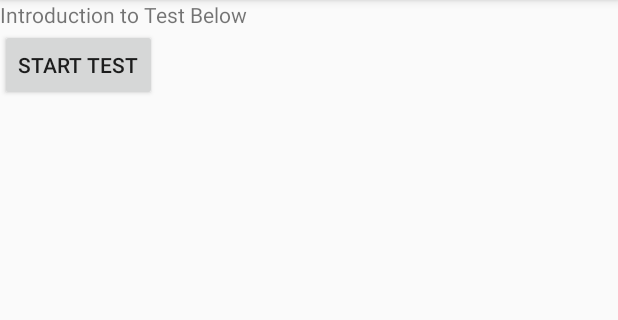
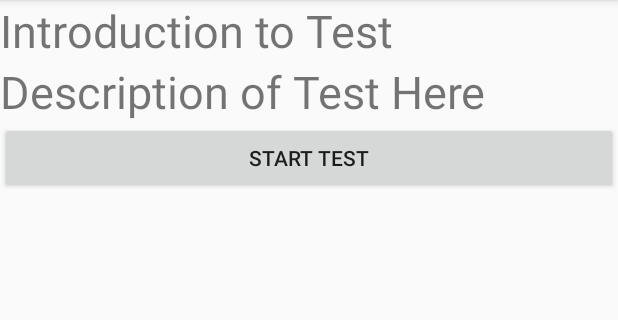
Before and after one commit to annae44/FallDetect, an Android app: the IntroductionActivity screen opened directly, with no data from a screen before it, on a phone screen of 412 x 824 dp, the part 84-404 px from its top. Run offline under Robolectric (Android 15) with nearby library versions, the phone set to English and light mode, and no system bars.

Commit message:
Introduction Page - More Details

```diff
--- a/app/src/main/java/aericks1/example/falldetect/MainActivity.java
+++ b/app/src/main/java/aericks1/example/falldetect/MainActivity.java
@@ -16,7 +16,7 @@ public class MainActivity extends AppCompatActivity {
         super.onCreate(savedInstanceState);
         setContentView(R.layout.activity_main);
 
-        mStartButton = (Button) findViewById(R.id.true_button);
+        mStartButton = (Button) findViewById(R.id.start_button);
 
         mStartButton.setOnClickListener(new View.OnClickListener() {
             @Override
--- a/app/src/main/res/layout/introduction.xml
+++ b/app/src/main/res/layout/introduction.xml
@@ -1,5 +1,7 @@
 <?xml version="1.0" encoding="utf-8"?>
 <LinearLayout xmlns:android="http://schemas.android.com/apk/res/android"
+    xmlns:app="http://schemas.android.com/apk/res-auto"
+    xmlns:tools="http://schemas.android.com/tools"
     android:orientation="vertical"
     android:layout_width="match_parent"
     android:layout_height="match_parent">
@@ -7,14 +9,43 @@
     <TextView
         android:layout_width="match_parent"
         android:layout_height="wrap_content"
-        android:text="@string/intro_label">
+        android:text="@string/intro_label"
+        android:textSize="30sp">
+
+    </TextView>
+
+    <LinearLayout
+        android:layout_width="match_parent"
+        android:layout_height="wrap_content">
+
+
+        <ImageView
+            android:id="@+id/imageView"
+            android:layout_width="wrap_content"
+            android:layout_height="wrap_content"
+            tools:srcCompat="@tools:sample/avatars[1]" />
+
+        <ImageView
+            android:id="@+id/imageView2"
+            android:layout_width="wrap_content"
+            android:layout_height="wrap_content"
+            tools:srcCompat="@tools:sample/avatars[1]" />
+
+    </LinearLayout>
+
+    <TextView
+        android:layout_width="match_parent"
+        android:layout_height="wrap_content"
+        android:text="@string/intro_description"
+        android:textSize="30sp">
 
     </TextView>
 
     <Button
         android:id="@+id/start_button"
-        android:layout_width="wrap_content"
+        android:layout_width="match_parent"
         android:layout_height="wrap_content"
         android:text="@string/start_test_label" />
 
+
 </LinearLayout>
--- a/app/src/main/res/values/strings.xml
+++ b/app/src/main/res/values/strings.xml
@@ -1,6 +1,7 @@
 <resources>
     <string name="app_name">FallDetect</string>
     <string name="begin_test_label">Begin Test</string>
-    <string name="intro_label">Introduction to Test Below</string>
+    <string name="intro_label">Introduction to Test</string>
     <string name="start_test_label">Start Test</string>
+    <string name="intro_description">Description of Test Here</string>
 </resources>
```
